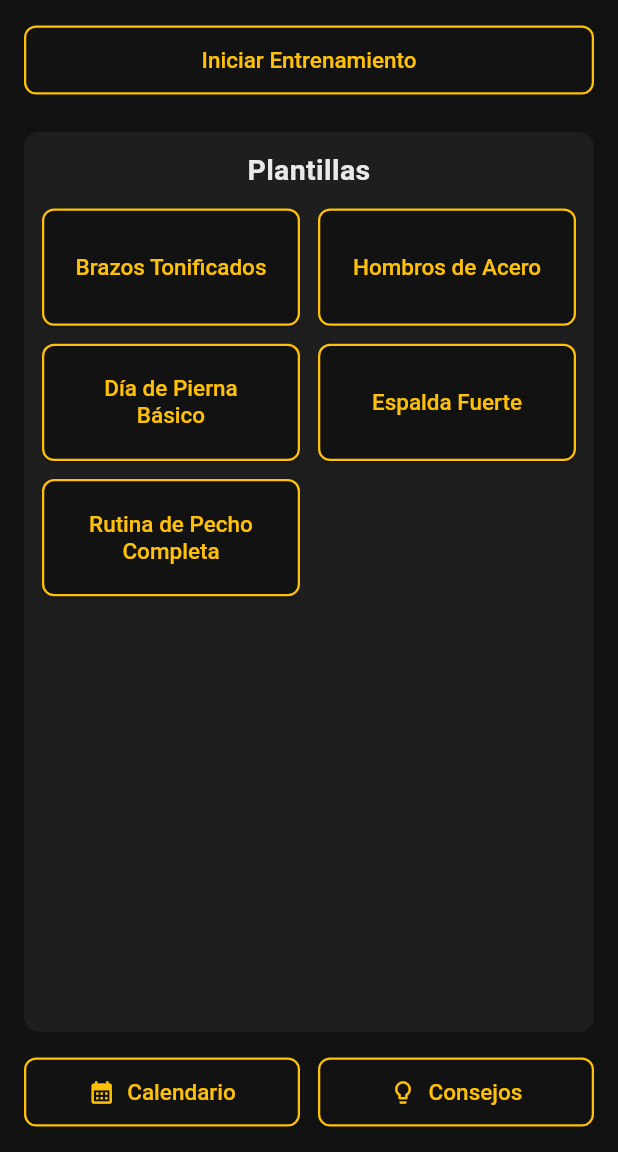
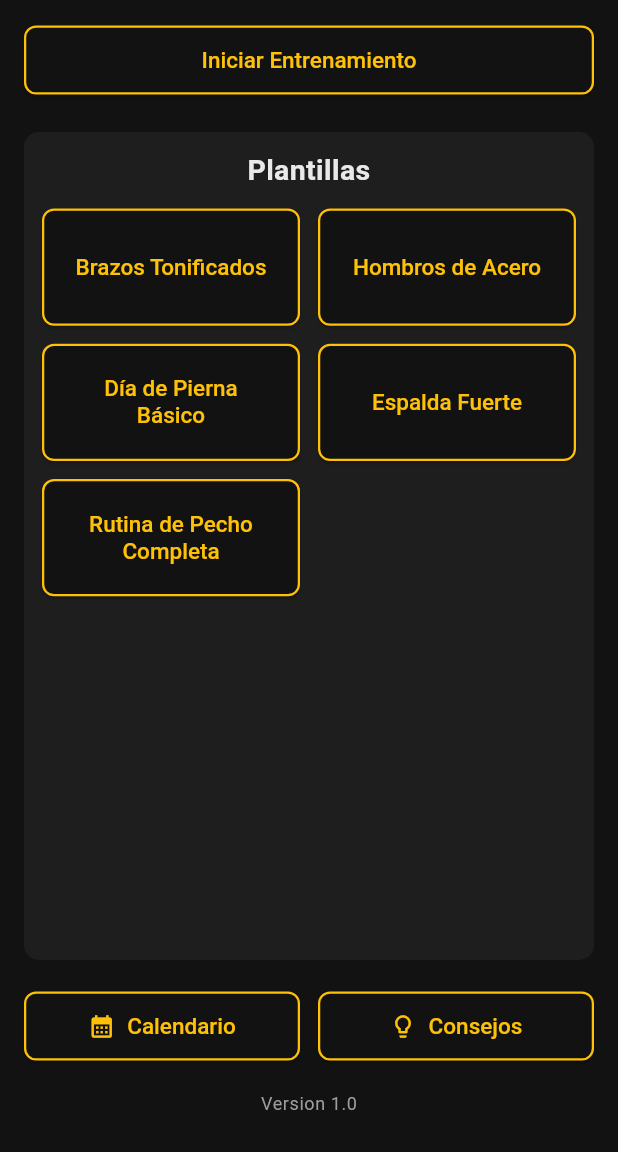
Before and after one commit to Cristofer3097/gym, a Flutter app: the screen it shows after launch, on a phone screen of 412 x 824 dp, the part 84-1236 px from its top. Run offline on Flutter 3.47's test engine with Material 3 defaults, Android fonts, the phone set to English and light mode, and no system bars; our stand-ins replace device_info_plus, image_picker, permission_handler, sqflite, table_calendar; accounts and stored records are empty.

Commit message:
modificacion en el main

```diff
--- a/lib/main.dart
+++ b/lib/main.dart
@@ -4,6 +4,7 @@ import 'calendar.dart'; //
 import '../database/database_helper.dart'; //
 import 'package:intl/date_symbol_data_local.dart';
 import 'extras.dart';
+
 
 
 // Define los colores principales basados en la imagen y tus preferencias
@@ -152,6 +153,7 @@ class _HomeScreenState extends State<HomeScreen> {
 
   @override
   Widget build(BuildContext context) {
+    final theme = Theme.of(context);
     return Scaffold(
       appBar: AppBar(
         title: const Text('Gym Diary'), // Título de la AppBar
@@ -303,7 +305,7 @@ class _HomeScreenState extends State<HomeScreen> {
     ),
         ),
       ),
-            const SizedBox(height: 16), // Un poco más de espacio antes de la fila de botones
+            const SizedBox(height: 20), // Un poco más de espacio antes de la fila de botones
 
             // --- FILA PARA BOTONES DE CALENDARIO Y CONSEJOS ---
             Row(
@@ -335,7 +337,15 @@ class _HomeScreenState extends State<HomeScreen> {
                 ),
               ],
             ),
-    ],
+            const SizedBox(height: 20),
+            Center(
+              child: Text(
+                "Version 1.0",
+                style: theme.textTheme.bodySmall?.copyWith(color: Colors.grey[500]),
+              ),
+            ),
+            const SizedBox(height: 8),
+          ],
     ),
     ),
     );
```
Also changed, not shown: lib/training_screen.dart (+9 -2 lines).
